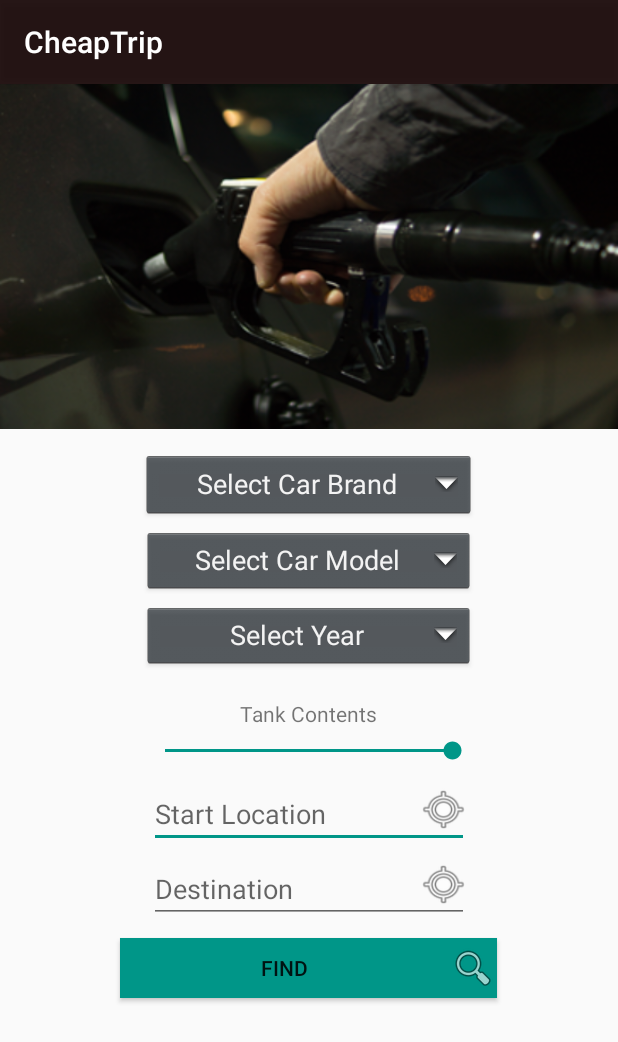
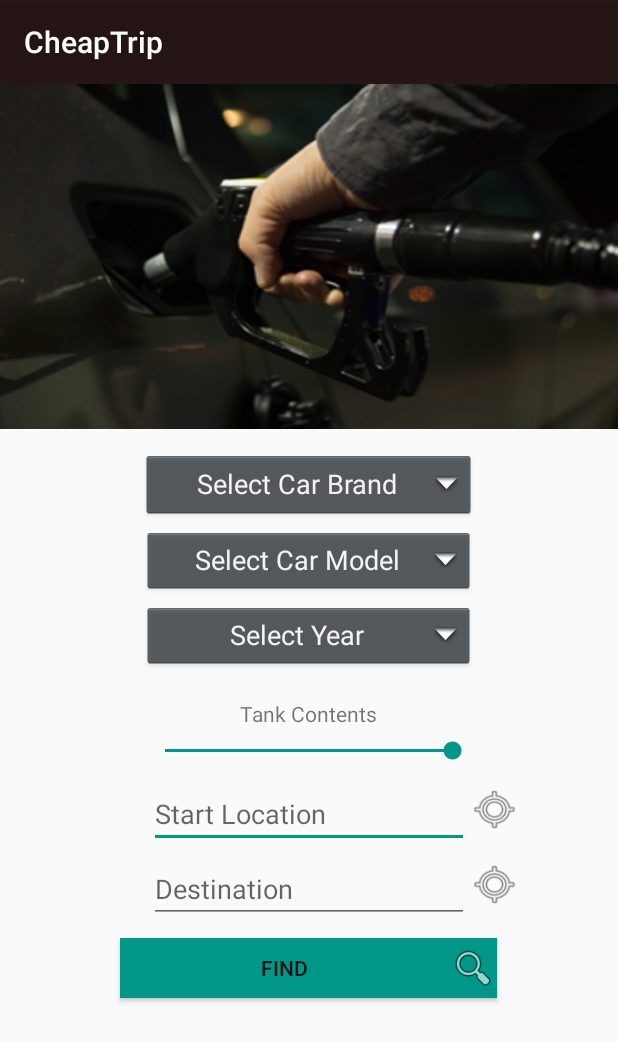
Before and after one commit to ke45xumo/cheaptrip, an Android app: the screen it shows after launch (MainActivity), on a phone screen of 412 x 824 dp. Shown: the top 1042 px of the screen. Run offline under Robolectric (Android 15) with nearby library versions, the phone set to English and light mode, and no system bars; our stand-ins replace Room's generated code; 1 statement that could not run was skipped.

Commit message:
app 2019-11-13

```diff
--- a/app/src/main/java/com/example/cheaptrip/dao/GeoCompletionClient.java
+++ b/app/src/main/java/com/example/cheaptrip/dao/GeoCompletionClient.java
@@ -11,19 +11,28 @@ public interface GeoCompletionClient {
     //https://vpic.nhtsa.dot.gov/api/vehicles/getallmakes?format=json
     @GET("api")
     Call<PhotonResponse> geoPos(@Query("q") String location,
-                                @Query("lat") int latitude,
-                                @Query("long") int longitude,
+                                @Query("lat") double latitude,
+                                @Query("lon") double longitude,
                                 @Query("lang") String language);
     @GET("api")
     Call<PhotonResponse> geoPos(@Query("q") String location);
 
     @GET("api")
     Call<PhotonResponse> geoPos(@Query("q") String location,
-                                @Query("lang") String language);
+                                @Query("lat") double latitude,
+                                @Query("lon") double longitude);
 
     @GET("api")
     Call<PhotonResponse> geoPos(@Query("q") String location,
-                                @Query("lat") int latitude,
-                                @Query("long") int longitude);
+                                @Query("lang") String language);
+
+    @GET("reverse/")
+    Call<PhotonResponse> getLocationName(@Query("lat") double latitude,
+                                @Query("lon") double longitude);
+
+    @GET("api")
+    Call<PhotonResponse> geoPosandWait(@Query("q") String location);
+
+
 
 }
--- a/app/src/main/java/com/example/cheaptrip/services/GPSService.java
+++ b/app/src/main/java/com/example/cheaptrip/services/GPSService.java
@@ -1,6 +1,7 @@
 package com.example.cheaptrip.services;
 
 import android.Manifest;
+import android.app.Activity;
 import android.app.AlertDialog;
 import android.content.Context;
 import android.content.DialogInterface;
@@ -16,11 +17,13 @@ import android.widget.Toast;
 
 import androidx.core.app.ActivityCompat;
 
+import static android.Manifest.permission.ACCESS_FINE_LOCATION;
 import static android.content.Context.LOCATION_SERVICE;
 
 public class GPSService implements LocationListener{
     private final Context mContext;
 
+    final static int MY_PERMISSIONS_REQUEST_LOCATION = 1345;
 
     boolean checkGPS = false;
 
@@ -67,7 +70,7 @@ public class GPSService implements LocationListener{
                 // if GPS Enabled get lat/long using GPS Services
                 if (checkGPS) {
 
-                    if (ActivityCompat.checkSelfPermission(mContext, Manifest.permission.ACCESS_FINE_LOCATION) != PackageManager.PERMISSION_GRANTED && ActivityCompat.checkSelfPermission(mContext, Manifest.permission.ACCESS_COARSE_LOCATION) != PackageManager.PERMISSION_GRANTED) {
+                    if (ActivityCompat.checkSelfPermission(mContext, ACCESS_FINE_LOCATION) != PackageManager.PERMISSION_GRANTED && ActivityCompat.checkSelfPermission(mContext, Manifest.permission.ACCESS_COARSE_LOCATION) != PackageManager.PERMISSION_GRANTED) {
                         // TODO: Consider calling
                         //    ActivityCompat#requestPermissions
                         // here to request the missing permissions, and then overriding
@@ -75,6 +78,10 @@ public class GPSService implements LocationListener{
                         //                                          int[] grantResults)
                         // to handle the case where the user grants the permission. See the documentation
                         // for ActivityCompat#requestPermissions for more details.
+                        ActivityCompat.requestPermissions( (Activity) mContext,
+                                new String[]{ACCESS_FINE_LOCATION},
+                                MY_PERMISSIONS_REQUEST_LOCATION);
+
                     }
                     locationManager.requestLocationUpdates(
                             LocationManager.GPS_PROVIDER,
@@ -181,7 +188,7 @@ public class GPSService implements LocationListener{
     public void stopListener() {
         if (locationManager != null) {
 
-            if (ActivityCompat.checkSelfPermission(mContext, Manifest.permission.ACCESS_FINE_LOCATION) != PackageManager.PERMISSION_GRANTED && ActivityCompat.checkSelfPermission(mContext, Manifest.permission.ACCESS_COARSE_LOCATION) != PackageManager.PERMISSION_GRANTED) {
+            if (ActivityCompat.checkSelfPermission(mContext, ACCESS_FINE_LOCATION) != PackageManager.PERMISSION_GRANTED && ActivityCompat.checkSelfPermission(mContext, Manifest.permission.ACCESS_COARSE_LOCATION) != PackageManager.PERMISSION_GRANTED) {
                 // TODO: Consider calling
                 //    ActivityCompat#requestPermissions
                 // here to request the missing permissions, and then overriding
--- a/app/src/main/res/layout/activity_main2.xml
+++ b/app/src/main/res/layout/activity_main2.xml
@@ -107,7 +107,7 @@
         android:id="@+id/btn_start_location"
         android:layout_centerHorizontal="true"
         android:layout_marginBottom="10dp"
-        android:layout_alignRight="@id/edit_start"
+        android:layout_toRightOf="@id/edit_start"
         android:layout_alignBottom="@id/edit_start"
         android:layout_width="34dp"
         android:layout_height="31dp"
@@ -119,7 +119,7 @@
         android:id="@+id/btn_end_location"
         android:layout_centerHorizontal="true"
         android:layout_marginBottom="10dp"
-        android:layout_alignRight="@id/edit_destination"
+        android:layout_toRightOf="@id/edit_destination"
         android:layout_alignBottom="@id/edit_destination"
         android:layout_width="34dp"
         android:layout_height="31dp"
```
Also changed, not shown: app/src/main/java/com/example/cheaptrip/activities/MainActivity.java (+132 -11 lines), app/src/main/java/com/example/cheaptrip/activities/MapActivity.java (+21 -2 lines).
